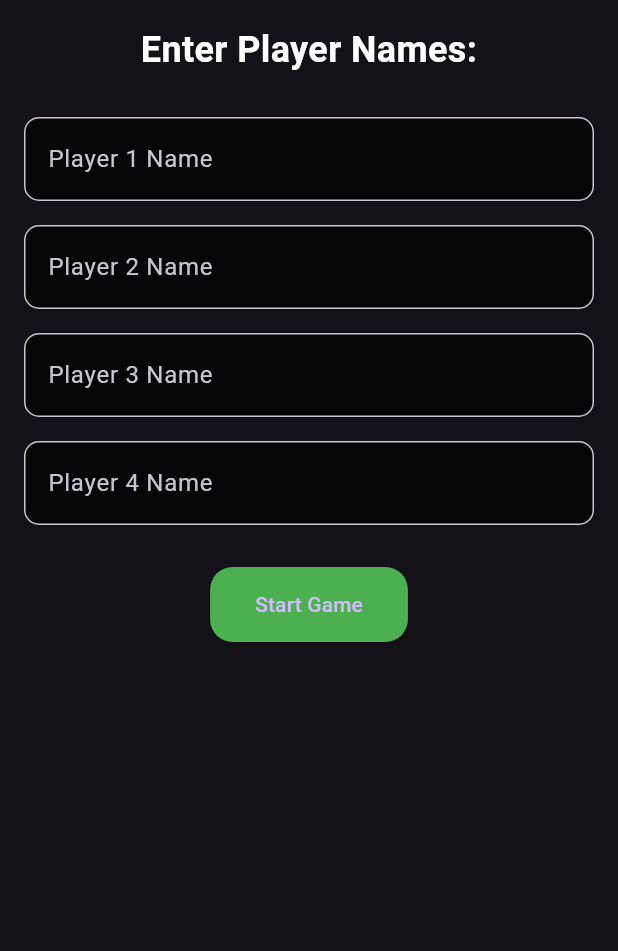
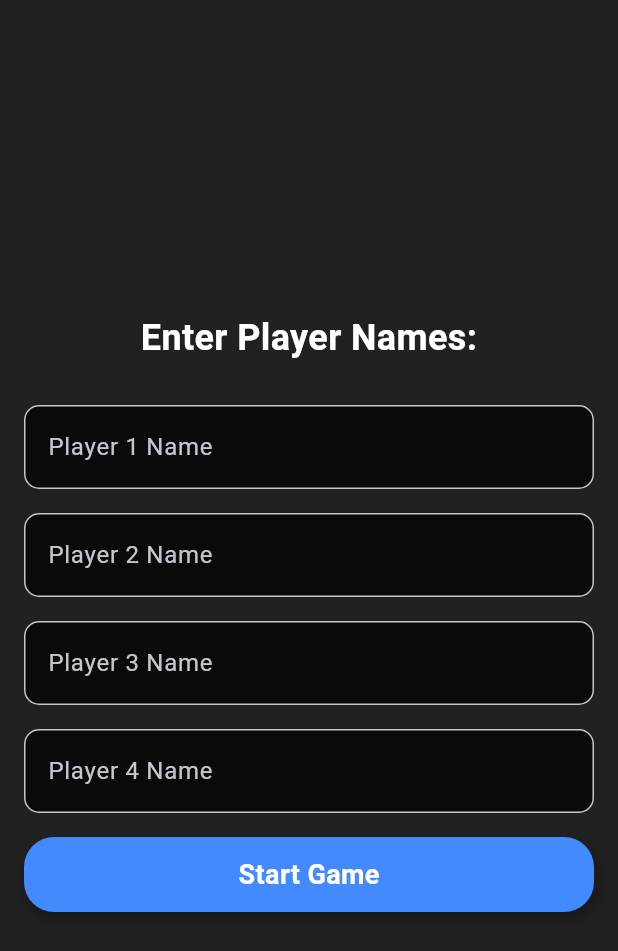
Before and after one commit to AdnanBolifa/Russian_roulette, a Flutter app: the screen it shows after launch, on a phone screen of 412 x 824 dp. Shown: the top 951 px of the screen. Run offline on Flutter 3.47's test engine with Material 3 defaults, Android fonts, the phone set to English and light mode, and no system bars.

Commit message:
Finished Product

```diff
--- a/lib/main.dart
+++ b/lib/main.dart
@@ -1,5 +1,5 @@
 import 'package:flutter/material.dart';
-import 'pages/game_page.dart';
+import 'pages/game_page_old.dart';
 
 void main() {
   runApp(const RussianRouletteApp());
--- a/lib/pages/game_page.dart
+++ /dev/null
@@ -1,250 +0,0 @@
-import 'dart:math';
-import 'package:flutter/material.dart';
-import '../widgets/player_card.dart';
-
-class GamePage extends StatefulWidget {
-  const GamePage({super.key});
-
-  @override
-  _GamePageState createState() => _GamePageState();
-}
-
-class _GamePageState extends State<GamePage> {
-  List<TextEditingController> playerControllers = [];
-  List<String> playerNames = [];
-  List<int> shotsFired = [];
-  List<bool> alivePlayers = [];
-  List<int> bulletPositions = []; // Store bullet position for each player
-  bool gameStarted = false;
-  bool gameOver = false;
-  String? selectedPlayer; // Track selected player for taking the shot
-
-  @override
-  void initState() {
-    super.initState();
-    playerControllers = List.generate(4, (_) => TextEditingController());
-  }
-
-  @override
-  void dispose() {
-    for (var controller in playerControllers) {
-      controller.dispose();
-    }
-    super.dispose();
-  }
-
-  void startGame() {
-    setState(() {
-      if (playerNames.isEmpty) {
-        playerNames =
-            playerControllers.map((controller) => controller.text).toList();
-      }
-      shotsFired = List.generate(playerNames.length, (_) => 0);
-      alivePlayers = List.generate(playerNames.length, (_) => true);
-      bulletPositions = List.generate(
-          playerNames.length,
-          (_) =>
-              Random().nextInt(6) +
-              1); // Random bullet position between 1 and 6
-      selectedPlayer = playerNames.isNotEmpty ? playerNames[0] : null;
-      gameStarted = true;
-      gameOver = false;
-    });
-  }
-
-  // Function to check if only one player is alive
-  bool checkIfGameOver() {
-    int aliveCount = alivePlayers.where((player) => player).toList().length;
-    return aliveCount <= 1;
-  }
-
-  // Handle pulling the trigger (game logic)
-  void _pullTrigger() {
-    if (selectedPlayer != null) {
-      setState(() {
-        int playerIndex = playerNames.indexOf(selectedPlayer!);
-        shotsFired[playerIndex]++;
-
-        // Check if this player's shot hits the bullet
-        if (shotsFired[playerIndex] == bulletPositions[playerIndex]) {
-          alivePlayers[playerIndex] = false; // The player dies
-        }
-
-        // Check if there's only one player left
-        if (checkIfGameOver()) {
-          gameOver = true;
-        }
-      });
-    }
-  }
-
-  void resetGame() {
-    setState(() {
-      shotsFired = List.generate(playerNames.length, (_) => 0);
-      alivePlayers = List.generate(playerNames.length, (_) => true);
-      bulletPositions =
-          List.generate(playerNames.length, (_) => Random().nextInt(6) + 1);
-      gameStarted = true;
-      gameOver = false;
-      selectedPlayer = playerNames.isNotEmpty ? playerNames[0] : null;
-    });
-  }
-
-  @override
-  Widget build(BuildContext context) {
-    return Scaffold(
-      body: SingleChildScrollView(
-        child: SafeArea(
-          child: Padding(
-            padding: const EdgeInsets.all(16.0),
-            child: Column(
-              mainAxisAlignment: MainAxisAlignment.center,
-              children: [
-                if (!gameStarted) ...[
-                  const Text(
-                    'Enter Player Names:',
-                    style: TextStyle(
-                        fontSize: 24,
-                        fontWeight: FontWeight.bold,
-                        color: Colors.white),
-                    textAlign: TextAlign.center,
-                  ),
-                  const SizedBox(height: 20),
-                  for (int i = 0; i < 4; i++)
-                    Padding(
-                      padding: const EdgeInsets.symmetric(vertical: 8.0),
-                      child: TextField(
-                        controller: playerControllers[i],
-                        decoration: InputDecoration(
-                          labelText: 'Player ${i + 1} Name',
-                          filled: true,
-                          fillColor: Colors.black.withOpacity(0.7),
-                          border: OutlineInputBorder(
-                            borderRadius: BorderRadius.circular(10),
-                          ),
-                        ),
-                      ),
-                    ),
-                  const SizedBox(height: 20),
-                  ElevatedButton(
-                    onPressed: startGame,
-                    style: ElevatedButton.styleFrom(
-                      backgroundColor: Colors.green,
-                      padding: const EdgeInsets.symmetric(
-                          horizontal: 30, vertical: 15),
-                      shape: RoundedRectangleBorder(
-                        borderRadius: BorderRadius.circular(15),
-                      ),
-                    ),
-                    child: const Text('Start Game'),
-                  ),
-                ] else ...[
-                  // Once the game has started, display the game board
-                  const Text(
-                    "Game Started!",
-                    style: TextStyle(
-                        fontSize: 24,
-                        fontWeight: FontWeight.bold,
-                        color: Colors.white),
-                    textAlign: TextAlign.center,
-                  ),
-                  const SizedBox(height: 20),
-                  if (!gameOver) ...[
-                    // Player selection dropdown
-                    const Text(
-                      "Select Player to Take Shot:",
-                      style: TextStyle(
-                          fontSize: 18,
-                          fontWeight: FontWeight.bold,
-                          color: Colors.white),
-                    ),
-                    DropdownButton<String>(
-                      value: (selectedPlayer != null &&
-                              alivePlayers[
-                                  playerNames.indexOf(selectedPlayer!)])
-                          ? selectedPlayer
-                          : playerNames
-                              .asMap()
-                              .entries
-                              .firstWhere(
-                                (entry) => alivePlayers[entry.key],
-                                orElse: () => const MapEntry(-1,
-                                    ''), // Fallback to an empty string if no alive players
-                              )
-                              .value,
-                      onChanged: (String? newValue) {
-                        setState(() {
-                          selectedPlayer = newValue;
-                        });
-                      },
-                      items: playerNames
-                          .asMap()
-                          .entries
-                          .where((entry) => alivePlayers[entry.key])
-                          .map<DropdownMenuItem<String>>((entry) {
-                        String player = entry.value;
-                        return DropdownMenuItem<String>(
-                          value: player,
-                          child: Text(
-                            player,
-                            style: const TextStyle(
-                                fontSize: 18, color: Colors.white),
-                          ),
-                        );
-                      }).toList(),
-                    ),
-
-                    const SizedBox(height: 20),
-                  ],
-                  GridView.builder(
-                    shrinkWrap: true,
-                    physics: const NeverScrollableScrollPhysics(),
-                    gridDelegate:
-                        const SliverGridDelegateWithFixedCrossAxisCount(
-                      crossAxisCount: 2,
-                      childAspectRatio: 1,
-                    ),
-                    itemCount: playerNames.length,
-                    itemBuilder: (context, index) {
-                      return PlayerCard(
-                        playerName: playerNames[index],
-                        shotsFired: shotsFired[index],
-                        isAlive: alivePlayers[index],
-                      );
-                    },
-                  ),
-                  const SizedBox(height: 20),
-                  if (!gameOver)
-                    ElevatedButton(
-                      onPressed: _pullTrigger,
-                      style: ElevatedButton.styleFrom(
-                        backgroundColor: Colors.redAccent,
-                        padding: const EdgeInsets.symmetric(
-                            horizontal: 30, vertical: 15),
-                        shape: RoundedRectangleBorder(
-                            borderRadius: BorderRadius.circular(15)),
-                      ),
-                      child: const Text('Pull Trigger',
-                          style: TextStyle(fontSize: 18)),
-                    ),
-                  if (gameOver)
-                    ElevatedButton(
-                      onPressed: resetGame,
-                      style: ElevatedButton.styleFrom(
-                        backgroundColor: Colors.blueGrey,
-                        padding: const EdgeInsets.symmetric(
-                            horizontal: 30, vertical: 15),
-                        shape: RoundedRectangleBorder(
-                            borderRadius: BorderRadius.circular(15)),
-                      ),
-                      child: const Text('Restart Game'),
-                    ),
-                ],
-              ],
-            ),
-          ),
-        ),
-      ),
-    );
-  }
-}
--- /dev/null
+++ b/lib/pages/game_page_old.dart
@@ -0,0 +1,275 @@
+import 'dart:math';
+import 'package:flutter/material.dart';
+import '../widgets/player_card.dart';
+
+class GamePage extends StatefulWidget {
+  const GamePage({super.key});
+
+  @override
+  _GamePageState createState() => _GamePageState();
+}
+
+class _GamePageState extends State<GamePage> {
+  List<TextEditingController> playerControllers = [];
+  List<String> playerNames = [];
+  List<int> shotsFired = [];
+  List<bool> alivePlayers = [];
+  List<int> bulletPositions = [];
+  bool gameStarted = false;
+  bool gameOver = false;
+  String? selectedPlayer;
+
+  List<String> roundCards = ['Ace', 'Queen', 'King'];
+  String currentRoundCard = 'Ace';
+
+  bool isButtonPressed = false; // Animation state
+
+  @override
+  void initState() {
+    super.initState();
+    playerControllers = List.generate(4, (_) => TextEditingController());
+  }
+
+  @override
+  void dispose() {
+    for (var controller in playerControllers) {
+      controller.dispose();
+    }
+    super.dispose();
+  }
+
+  void startGame() {
+    setState(() {
+      if (playerNames.isEmpty) {
+        playerNames =
+            playerControllers.map((controller) => controller.text).toList();
+      }
+      shotsFired = List.generate(playerNames.length, (_) => 0);
+      alivePlayers = List.generate(playerNames.length, (_) => true);
+      bulletPositions =
+          List.generate(playerNames.length, (_) => Random().nextInt(6) + 1);
+      selectedPlayer = playerNames.isNotEmpty ? playerNames[0] : null;
+      gameStarted = true;
+      gameOver = false;
+      currentRoundCard = roundCards[Random().nextInt(roundCards.length)];
+    });
+  }
+
+  bool checkIfGameOver() {
+    int aliveCount = alivePlayers.where((player) => player).toList().length;
+    return aliveCount <= 1;
+  }
+
+  String? _getNextAlivePlayer(int currentIndex) {
+    for (int i = 1; i <= playerNames.length; i++) {
+      int nextIndex = (currentIndex + i) % playerNames.length;
+      if (alivePlayers[nextIndex]) {
+        return playerNames[nextIndex];
+      }
+    }
+    return null; // This should never happen since game over is checked before.
+  }
+
+  void _pullTrigger() {
+    if (selectedPlayer != null) {
+      setState(() {
+        int playerIndex = playerNames.indexOf(selectedPlayer!);
+        shotsFired[playerIndex]++;
+
+        // Check if this player's shot hits the bullet
+        if (shotsFired[playerIndex] == bulletPositions[playerIndex]) {
+          alivePlayers[playerIndex] = false; // The player dies
+
+          // Automatically select the next alive player only if the current player is eliminated
+          selectedPlayer = _getNextAlivePlayer(playerIndex);
+        }
+
+        // Select a new round card ensuring it's not the same as the previous one
+        String newCard;
+        do {
+          newCard = roundCards[Random().nextInt(roundCards.length)];
+        } while (newCard == currentRoundCard);
+
+        currentRoundCard = newCard;
+
+        // Check if there's only one player left
+        if (checkIfGameOver()) {
+          gameOver = true;
+        }
+      });
+    }
+  }
+
+  void resetGame() {
+    setState(() {
+      shotsFired = List.generate(playerNames.length, (_) => 0);
+      alivePlayers = List.generate(playerNames.length, (_) => true);
+      bulletPositions =
+          List.generate(playerNames.length, (_) => Random().nextInt(6) + 1);
+      gameStarted = true;
+      gameOver = false;
+      selectedPlayer = playerNames.isNotEmpty ? playerNames[0] : null;
+      currentRoundCard = roundCards[Random().nextInt(roundCards.length)];
+    });
+  }
+
+  void _selectPlayer(String playerName) {
+    if (alivePlayers[playerNames.indexOf(playerName)]) {
+      setState(() {
+        selectedPlayer = playerName;
+      });
+    }
+  }
+
+  Widget animatedButton({required String label, required VoidCallback onTap}) {
+    return GestureDetector(
+      onTapDown: (_) {
+        setState(() {
+          isButtonPressed = true;
+        });
+      },
+      onTapUp: (_) {
+        setState(() {
+          isButtonPressed = false;
+        });
+        onTap();
+      },
+      child: AnimatedContainer(
+        duration: const Duration(milliseconds: 150),
+        curve: Curves.easeInOut,
+        transform: Matrix4.identity()
+          ..scale(isButtonPressed ? 0.95 : 1.0), // Add scale animation
+        padding: EdgeInsets.symmetric(
+          vertical: isButtonPressed ? 10 : 12,
+          horizontal: 20,
+        ),
+        margin: const EdgeInsets.symmetric(vertical: 8),
+        decoration: BoxDecoration(
+          color: isButtonPressed ? Colors.blue[900] : Colors.blueAccent,
+          borderRadius: BorderRadius.circular(20),
+          boxShadow: [
+            BoxShadow(
+              color: isButtonPressed
+                  ? Colors.black.withOpacity(0.1)
+                  : Colors.black.withOpacity(0.3),
+              blurRadius:
+                  isButtonPressed ? 6 : 12, // More shadow when not pressed
+              offset: Offset(2, isButtonPressed ? 2 : 6), // Elevation effect
+            ),
+          ],
+        ),
+        child: Center(
+          child: Text(
+            label,
+            style: TextStyle(
+              fontSize: isButtonPressed ? 20 : 18, // Slight font size change
+              fontWeight: FontWeight.bold,
+              color: Colors.white,
+            ),
+          ),
+        ),
+      ),
+    );
+  }
+
+  @override
+  Widget build(BuildContext context) {
+    return Scaffold(
+      backgroundColor: Colors.grey[900],
+      body: Center(
+        child: SingleChildScrollView(
+          child: SafeArea(
+            child: Padding(
+              padding: const EdgeInsets.all(16.0),
+              child: Column(
+                mainAxisAlignment: MainAxisAlignment.center,
+                crossAxisAlignment: CrossAxisAlignment.center,
+                children: [
+                  if (!gameStarted) ...[
+                    const Text(
+                      'Enter Player Names:',
+                      style: TextStyle(
+                          fontSize: 24,
+                          fontWeight: FontWeight.bold,
+                          color: Colors.white),
+                      textAlign: TextAlign.center,
+                    ),
+                    const SizedBox(height: 20),
+                    for (int i = 0; i < 4; i++)
+                      Padding(
+                        padding: const EdgeInsets.symmetric(vertical: 8.0),
+                        child: TextField(
+                          controller: playerControllers[i],
+                          decoration: InputDecoration(
+                            labelText: 'Player ${i + 1} Name',
+                            filled: true,
+                            fillColor: Colors.black.withOpacity(0.7),
+                            border: OutlineInputBorder(
+                              borderRadius: BorderRadius.circular(10),
+                            ),
+                          ),
+                        ),
+                      ),
+                    animatedButton(
+                      label: 'Start Game',
+                      onTap: startGame,
+                    ),
+                  ] else ...[
+                    if (!gameOver) ...[
+                      Text(
+                        'Current Round: $currentRoundCard',
+                        style: const TextStyle(
+                          fontSize: 30,
+                          fontWeight: FontWeight.bold,
+                          color: Colors.amber,
+                        ),
+                      ),
+                      const SizedBox(height: 20),
+                      const Text(
+                        "Tap a Player Card to Select:",
+                        style: TextStyle(
+                            fontSize: 18,
+                            fontWeight: FontWeight.bold,
+                            color: Colors.white),
+                      ),
+                    ],
+                    GridView.builder(
+                      shrinkWrap: true,
+                      physics: const NeverScrollableScrollPhysics(),
+                      gridDelegate:
+                          const SliverGridDelegateWithFixedCrossAxisCount(
+                        crossAxisCount: 2,
+                        childAspectRatio: 1.2,
+                      ),
+                      itemCount: playerNames.length,
+                      itemBuilder: (context, index) {
+                        return PlayerCard(
+                          playerName: playerNames[index],
+                          shotsFired: shotsFired[index],
+                          isAlive: alivePlayers[index],
+                          isSelected: playerNames[index] == selectedPlayer,
+                          onTap: () => _selectPlayer(playerNames[index]),
+                        );
+                      },
+                    ),
+                    const SizedBox(height: 20),
+                    if (!gameOver)
+                      animatedButton(
+                        label: 'Pull Trigger',
+                        onTap: _pullTrigger,
+                      ),
+                    if (gameOver)
+                      animatedButton(
+                        label: 'Reset Game',
+                        onTap: resetGame,
+                      ),
+                  ],
+                ],
+              ),
+            ),
+          ),
+        ),
+      ),
+    );
+  }
+}
--- a/pubspec.yaml
+++ b/pubspec.yaml
@@ -36,7 +36,7 @@ dependencies:
   # The following adds the Cupertino Icons font to your application.
   # Use with the CupertinoIcons class for iOS style icons.
   cupertino_icons: ^1.0.6
-  # flutter_launcher_icons: ^0.14.2
+  flutter_launcher_icons: ^0.14.2
 
 dev_dependencies:
   flutter_test:
```
Also changed, not shown: lib/widgets/player_card.dart (+75 -36 lines), pubspec.lock, 6 other files.
